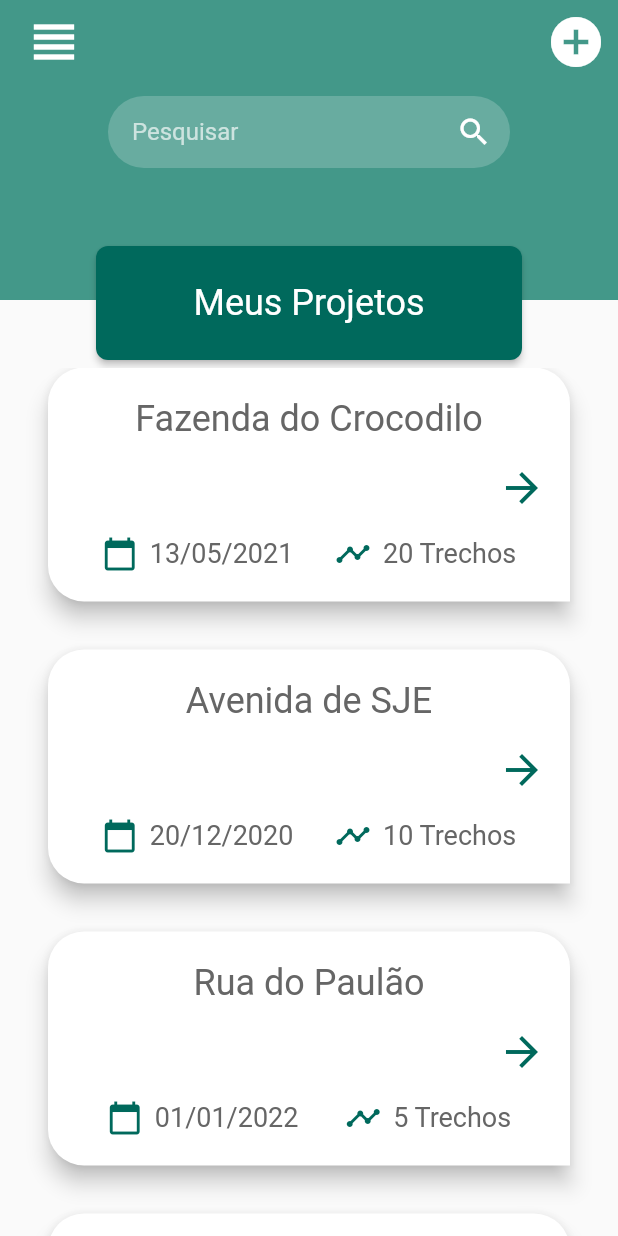
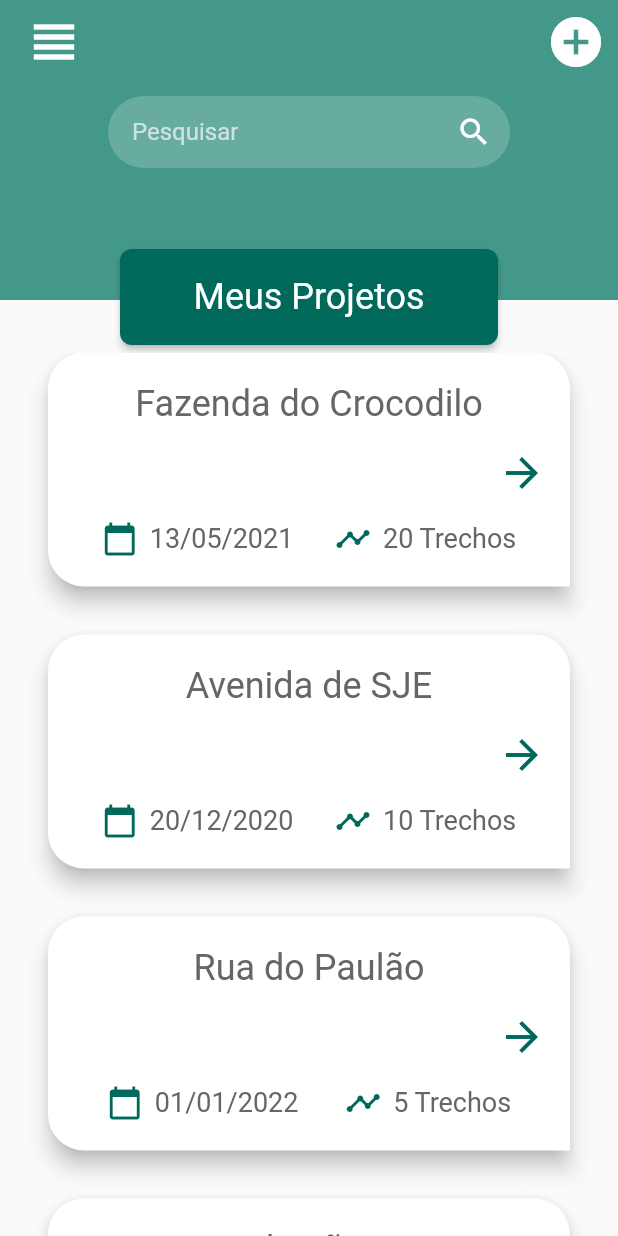
Before and after one commit to TheuFerreira/Flutter-Barraginha, a Flutter app: the screen it shows after launch, on a phone screen of 412 x 824 dp. Run offline on Flutter 3.47's test engine with Material 2 defaults, Android fonts, the phone set to English and light mode, and no system bars; our stand-ins replace flutter_mobx, mobx; generated files the repository leaves out were written again.

Commit message:
Updated app bar

```diff
--- a/lib/app/screens/groups/components/custom_app_bar.dart
+++ b/lib/app/screens/groups/components/custom_app_bar.dart
@@ -39,7 +39,7 @@ class CustomAppBar extends StatelessWidget {
               ],
             ),
             Container(
-              height: 45,
+              height: 35,
             ),
           ],
         ),
@@ -51,14 +51,14 @@ class CustomAppBar extends StatelessWidget {
             color: const Color(0xFF00695C),
             elevation: 2,
             margin: const EdgeInsets.symmetric(
-              horizontal: 64.0,
+              horizontal: 80.0,
               vertical: 5,
             ),
             shape: RoundedRectangleBorder(
               borderRadius: BorderRadius.circular(8),
             ),
             child: Padding(
-              padding: const EdgeInsets.symmetric(vertical: 24.0),
+              padding: const EdgeInsets.symmetric(vertical: 18.0),
               child: bottom,
             ),
           ),
```
